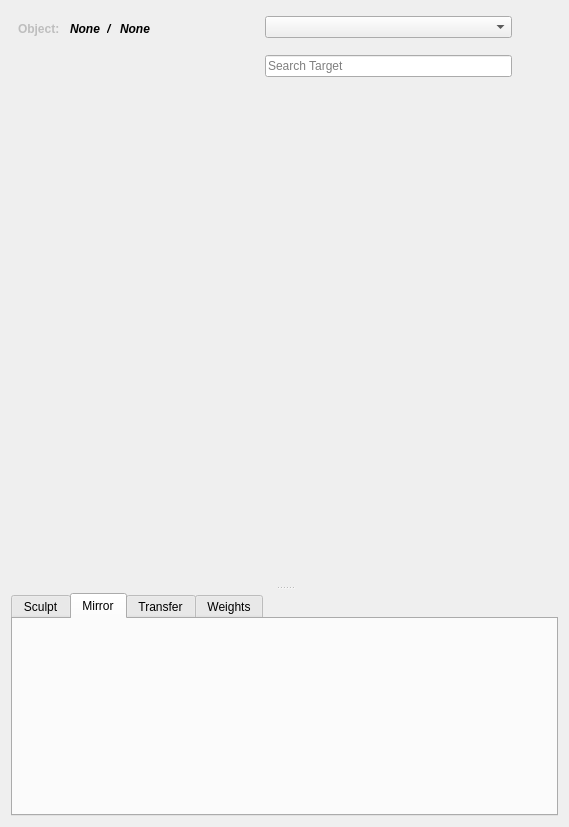
The window that z_bs/ui/resource/uiMain.ui (DDDonzy/d_maya) describes before a commit, drawn with Qt 5.
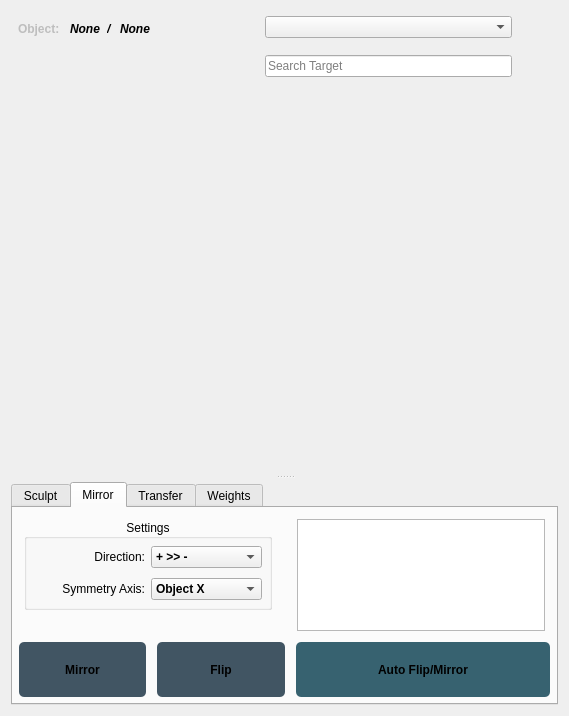
The same window after the commit. The open tabs and pages were chosen to show the change. Icons and pictures are not drawn. Custom widgets are drawn as their Qt base class.

```diff
--- a/z_bs/ui/resource/uiMain.ui
+++ b/z_bs/ui/resource/uiMain.ui
@@ -7,7 +7,7 @@
     <x>0</x>
     <y>0</y>
     <width>569</width>
-    <height>827</height>
+    <height>716</height>
    </rect>
   </property>
   <property name="windowTitle">
@@ -884,6 +884,393 @@
        <attribute name="title">
         <string>Mirror</string>
        </attribute>
+       <layout class="QVBoxLayout" name="verticalLayout_9">
+        <property name="leftMargin">
+         <number>6</number>
+        </property>
+        <property name="topMargin">
+         <number>6</number>
+        </property>
+        <property name="rightMargin">
+         <number>6</number>
+        </property>
+        <property name="bottomMargin">
+         <number>6</number>
+        </property>
+        <item>
+         <widget class="QWidget" name="widget_2" native="true">
+          <property name="sizePolicy">
+           <sizepolicy hsizetype="Preferred" vsizetype="Minimum">
+            <horstretch>0</horstretch>
+            <verstretch>0</verstretch>
+           </sizepolicy>
+          </property>
+          <layout class="QHBoxLayout" name="horizontalLayout_20">
+           <property name="spacing">
+            <number>25</number>
+           </property>
+           <property name="leftMargin">
+            <number>5</number>
+           </property>
+           <property name="topMargin">
+            <number>5</number>
+           </property>
+           <property name="rightMargin">
+            <number>5</number>
+           </property>
+           <property name="bottomMargin">
+            <number>5</number>
+           </property>
+           <item>
+            <widget class="QWidget" name="widget_3" native="true">
+             <property name="sizePolicy">
+              <sizepolicy hsizetype="Preferred" vsizetype="Preferred">
+               <horstretch>5</horstretch>
+               <verstretch>0</verstretch>
+              </sizepolicy>
+             </property>
+             <layout class="QVBoxLayout" name="verticalLayout_8">
+              <property name="leftMargin">
+               <number>0</number>
+              </property>
+              <property name="topMargin">
+               <number>0</number>
+              </property>
+              <property name="rightMargin">
+               <number>0</number>
+              </property>
+              <property name="bottomMargin">
+               <number>0</number>
+              </property>
+              <item>
+               <widget class="QGroupBox" name="groupBox_2">
+                <property name="sizePolicy">
+                 <sizepolicy hsizetype="Preferred" vsizetype="Preferred">
+                  <horstretch>5</horstretch>
+                  <verstretch>0</verstretch>
+                 </sizepolicy>
+                </property>
+                <property name="title">
+                 <string>Settings</string>
+                </property>
+                <property name="alignment">
+                 <set>Qt::AlignCenter</set>
+                </property>
+                <layout class="QVBoxLayout" name="verticalLayout_15">
+                 <property name="leftMargin">
+                  <number>5</number>
+                 </property>
+                 <property name="topMargin">
+                  <number>5</number>
+                 </property>
+                 <property name="rightMargin">
+                  <number>5</number>
+                 </property>
+                 <property name="bottomMargin">
+                  <number>5</number>
+                 </property>
+                 <item>
+                  <widget class="QWidget" name="widget_8" native="true">
+                   <property name="sizePolicy">
+                    <sizepolicy hsizetype="Preferred" vsizetype="Preferred">
+                     <horstretch>4</horstretch>
+                     <verstretch>0</verstretch>
+                    </sizepolicy>
+                   </property>
+                   <layout class="QHBoxLayout" name="horizontalLayout_25">
+                    <property name="leftMargin">
+                     <number>2</number>
+                    </property>
+                    <property name="topMargin">
+                     <number>2</number>
+                    </property>
+                    <property name="rightMargin">
+                     <number>2</number>
+                    </property>
+                    <property name="bottomMargin">
+                     <number>2</number>
+                    </property>
+                    <item>
+                     <widget class="QLabel" name="label_5">
+                      <property name="text">
+                       <string>Direction:</string>
+                      </property>
+                      <property name="alignment">
+                       <set>Qt::AlignRight|Qt::AlignTrailing|Qt::AlignVCenter</set>
+                      </property>
+                     </widget>
+                    </item>
+                    <item>
+                     <widget class="QComboBox" name="mirrorDirectionComboBox">
+                      <property name="font">
+                       <font>
+                        <weight>75</weight>
+                        <bold>true</bold>
+                       </font>
+                      </property>
+                      <item>
+                       <property name="text">
+                        <string>+ &gt;&gt; -</string>
+                       </property>
+                      </item>
+                      <item>
+                       <property name="text">
+                        <string>- &gt;&gt; +</string>
+                       </property>
+                      </item>
+                     </widget>
+                    </item>
+                   </layout>
+                  </widget>
+                 </item>
+                 <item>
+                  <widget class="QWidget" name="widget_9" native="true">
+                   <layout class="QHBoxLayout" name="horizontalLayout_27">
+                    <property name="leftMargin">
+                     <number>2</number>
+                    </property>
+                    <property name="topMargin">
+                     <number>2</number>
+                    </property>
+                    <property name="rightMargin">
+                     <number>2</number>
+                    </property>
+                    <property name="bottomMargin">
+                     <number>2</number>
+                    </property>
+                    <item>
+                     <widget class="QLabel" name="label_6">
+                      <property name="text">
+                       <string>Symmetry Axis:</string>
+                      </property>
+                      <property name="alignment">
+                       <set>Qt::AlignRight|Qt::AlignTrailing|Qt::AlignVCenter</set>
+                      </property>
+                     </widget>
+                    </item>
+                    <item>
+                     <widget class="QComboBox" name="mirrorAxisComboBox">
+                      <property name="font">
+                       <font>
+                        <weight>75</weight>
+                        <bold>true</bold>
+                       </font>
+                      </property>
+                      <item>
+                       <property name="text">
+                        <string>Object X</string>
+                       </property>
+                      </item>
+                      <item>
+                       <property name="text">
+                        <string>Object Y</string>
+                       </property>
+                      </item>
+                      <item>
+                       <property name="text">
+                        <string>Object Z</string>
+                       </property>
+                      </item>
+                     </widget>
+                    </item>
+                   </layout>
+                  </widget>
+                 </item>
+                </layout>
+               </widget>
+              </item>
+              <item>
+               <spacer name="verticalSpacer_5">
+                <property name="orientation">
+                 <enum>Qt::Vertical</enum>
+                </property>
+                <property name="sizeType">
+                 <enum>QSizePolicy::Expanding</enum>
+                </property>
+                <property name="sizeHint" stdset="0">
+                 <size>
+                  <width>17</width>
+                  <height>17</height>
+                 </size>
+                </property>
+               </spacer>
+              </item>
+             </layout>
+            </widget>
+           </item>
+           <item>
+            <widget class="MirrorTableView" name="mirrorTableView">
+             <property name="sizePolicy">
+              <sizepolicy hsizetype="Preferred" vsizetype="Ignored">
+               <horstretch>5</horstretch>
+               <verstretch>0</verstretch>
+              </sizepolicy>
+             </property>
+             <property name="editTriggers">
+              <set>QAbstractItemView::DoubleClicked|QAbstractItemView::SelectedClicked</set>
+             </property>
+             <property name="sortingEnabled">
+              <bool>false</bool>
+             </property>
+            </widget>
+           </item>
+          </layout>
+         </widget>
+        </item>
+        <item>
+         <widget class="QWidget" name="mirrorButtonLayout" native="true">
+          <property name="sizePolicy">
+           <sizepolicy hsizetype="Minimum" vsizetype="Fixed">
+            <horstretch>10</horstretch>
+            <verstretch>0</verstretch>
+           </sizepolicy>
+          </property>
+          <property name="minimumSize">
+           <size>
+            <width>0</width>
+            <height>55</height>
+           </size>
+          </property>
+          <layout class="QHBoxLayout" name="horizontalLayout_19">
+           <property name="spacing">
+            <number>11</number>
+           </property>
+           <property name="leftMargin">
+            <number>0</number>
+           </property>
+           <property name="topMargin">
+            <number>0</number>
+           </property>
+           <property name="rightMargin">
+            <number>0</number>
+           </property>
+           <property name="bottomMargin">
+            <number>0</number>
+           </property>
+           <item>
+            <widget class="QPushButton" name="mirrorButton">
+             <property name="sizePolicy">
+              <sizepolicy hsizetype="Minimum" vsizetype="Maximum">
+               <horstretch>25</horstretch>
+               <verstretch>0</verstretch>
+              </sizepolicy>
+             </property>
+             <property name="minimumSize">
+              <size>
+               <width>0</width>
+               <height>0</height>
+              </size>
+             </property>
+             <property name="maximumSize">
+              <size>
+               <width>16777215</width>
+               <height>60</height>
+              </size>
+             </property>
+             <property name="styleSheet">
+              <string notr="true">QPushButton {
+    background-color: #415563;
+    border-radius: 5px;
+
+	font-weight: bold;
+
+}
+QPushButton:hover {
+    background-color: #628095;
+}
+QPushButton:pressed {
+    background-color: #0f1a1e;
+}</string>
+             </property>
+             <property name="text">
+              <string>Mirror</string>
+             </property>
+            </widget>
+           </item>
+           <item>
+            <widget class="QPushButton" name="flipButton">
+             <property name="sizePolicy">
+              <sizepolicy hsizetype="Minimum" vsizetype="Maximum">
+               <horstretch>25</horstretch>
+               <verstretch>0</verstretch>
+              </sizepolicy>
+             </property>
+             <property name="minimumSize">
+              <size>
+               <width>0</width>
+               <height>0</height>
+              </size>
+             </property>
+             <property name="maximumSize">
+              <size>
+               <width>16777215</width>
+               <height>60</height>
+              </size>
+             </property>
+             <property name="styleSheet">
+              <string notr="true">QPushButton {
+    background-color: #415563;
+    border-radius: 5px;
+
+	font-weight: bold;
+
+}
+QPushButton:hover {
+    background-color: #628095;
+}
+QPushButton:pressed {
+    background-color: #0f1a1e;
+}</string>
+             </property>
+             <property name="text">
+              <string>Flip</string>
+             </property>
+            </widget>
+           </item>
+           <item>
+            <widget class="QPushButton" name="mirrorAutoButton">
+             <property name="sizePolicy">
+              <sizepolicy hsizetype="Minimum" vsizetype="Maximum">
+               <horstretch>50</horstretch>
+               <verstretch>0</verstretch>
+              </sizepolicy>
+             </property>
+             <property name="minimumSize">
+              <size>
+               <width>0</width>
+               <height>0</height>
+              </size>
+             </property>
+             <property name="maximumSize">
+              <size>
+               <width>16777215</width>
+               <height>60</height>
+              </size>
+             </property>
+             <property name="styleSheet">
+              <string notr="true">QPushButton {
+    background-color: #376270;
+    border-radius: 5px;
+
+	font-weight: bold;
+
+}
+QPushButton:hover {
+    background-color: #478893;
+}
+QPushButton:pressed {
+    background-color: #0f1a1e;
+}</string>
+             </property>
+             <property name="text">
+              <string>Auto Flip/Mirror</string>
+             </property>
+            </widget>
+           </item>
+          </layout>
+         </widget>
+        </item>
+       </layout>
       </widget>
       <widget class="QWidget" name="tabTransfer">
        <property name="sizePolicy">
@@ -2427,6 +2814,11 @@
    <extends>QLineEdit</extends>
    <header location="global">draglineedit.h</header>
   </customwidget>
+  <customwidget>
+   <class>MirrorTableView</class>
+   <extends>QTableView</extends>
+   <header location="global">mirrortableview.h</header>
+  </customwidget>
  </customwidgets>
  <resources>
   <include location="../dev_icon/_qrc.qrc"/>
```
Left out of the diff: 22 changed lines with no effect on the pictures.
